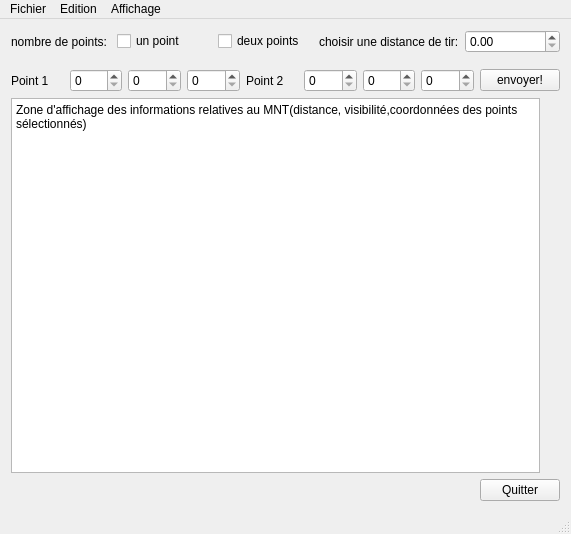
ppensier/projet_opengl, file mainwindow.ui: the form before one commit.
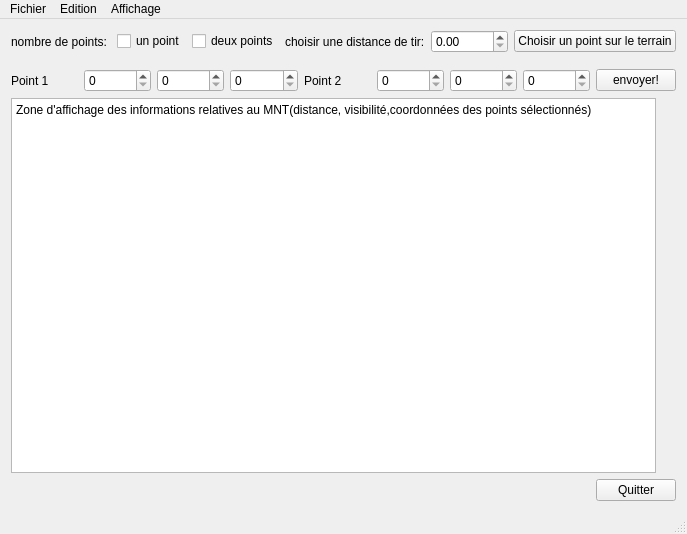
The form after the commit.

```diff
--- a/mainwindow.ui
+++ b/mainwindow.ui
@@ -6,7 +6,7 @@
    <rect>
     <x>0</x>
     <y>0</y>
-    <width>571</width>
+    <width>640</width>
     <height>534</height>
    </rect>
   </property>
@@ -55,6 +55,13 @@
         </property>
        </widget>
       </item>
+      <item>
+       <widget class="QPushButton" name="pushButton">
+        <property name="text">
+         <string>Choisir un point sur le terrain</string>
+        </property>
+       </widget>
+      </item>
      </layout>
     </item>
     <item>
@@ -194,7 +201,7 @@
     <rect>
      <x>0</x>
      <y>0</y>
-     <width>571</width>
+     <width>640</width>
      <height>29</height>
     </rect>
    </property>
```
Left out of the diff: 2 changed lines with no effect on the pictures.
